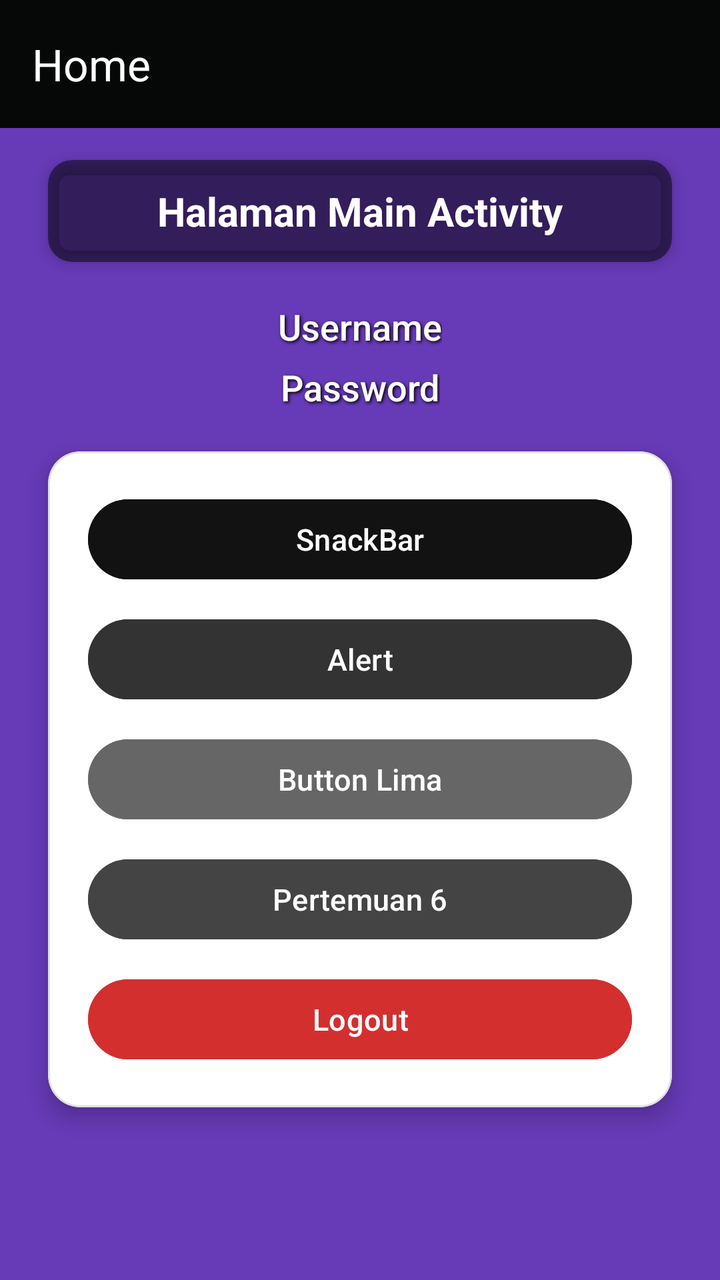
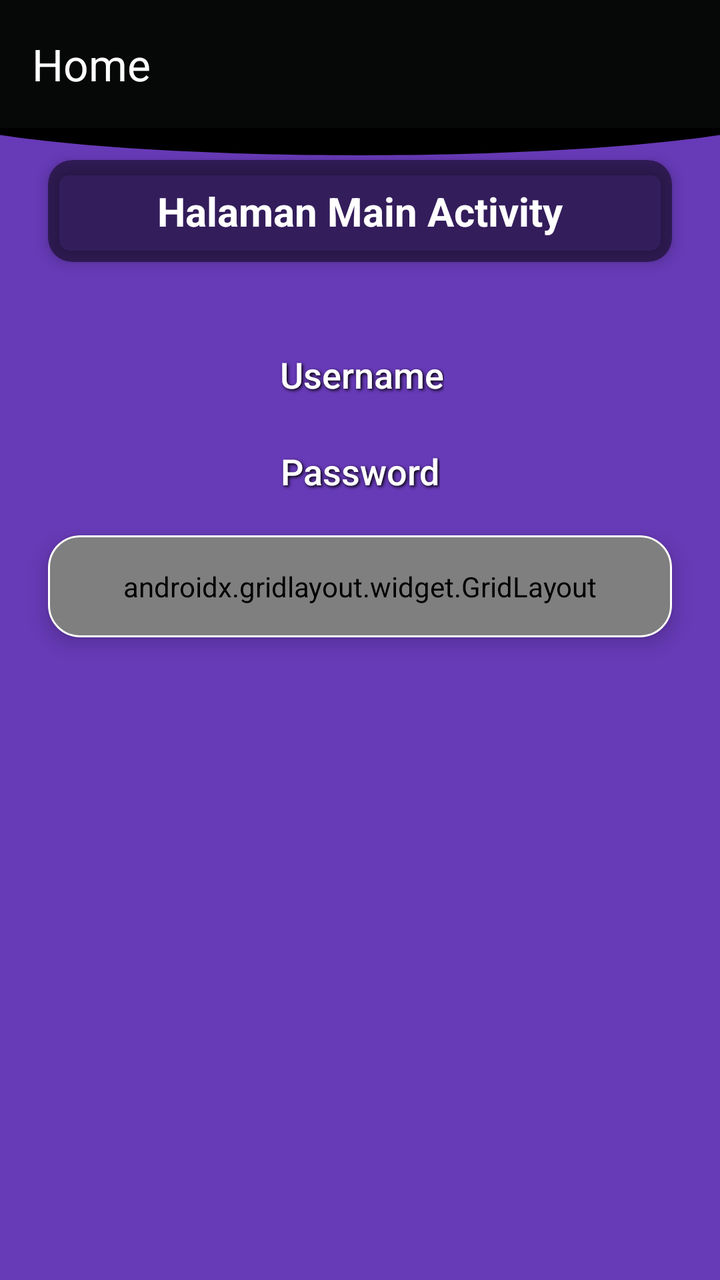

Screens rendered from an Android XML layout before and after an edit, with the pre-edit source and the edit as a unified diff.
<!-- AndroidManifest.xml: application theme Theme.Rafli_3TIA -->
<!-- res/layout/fragment_home2.xml -->
<?xml version="1.0" encoding="utf-8"?>
<androidx.constraintlayout.widget.ConstraintLayout xmlns:android="http://schemas.android.com/apk/res/android"
    xmlns:app="http://schemas.android.com/apk/res-auto"
    xmlns:tools="http://schemas.android.com/tools"
    android:layout_width="match_parent"
    android:layout_height="match_parent"
    android:background="#673AB7"
    tools:context=".Home.HomeFragment">

    
    <androidx.appcompat.widget.Toolbar
        android:id="@+id/toolbar"
        android:layout_width="match_parent"
        android:layout_height="?attr/actionBarSize"
        android:background="#060707"
        app:layout_constraintEnd_toEndOf="parent"
        app:layout_constraintStart_toStartOf="parent"
        app:layout_constraintTop_toTopOf="parent"
        app:title="Home"
        app:titleTextColor="@android:color/white" />

    
    <androidx.cardview.widget.CardView
        android:id="@+id/cardTitleContainer"
        android:layout_width="0dp"
        android:layout_height="wrap_content"
        android:layout_marginHorizontal="24dp"
        android:layout_marginTop="16dp"
        app:cardBackgroundColor="#80000000"
        app:cardCornerRadius="12dp"
        app:cardElevation="4dp"
        app:layout_constraintEnd_toEndOf="parent"
        app:layout_constraintStart_toStartOf="parent"
        app:layout_constraintTop_toBottomOf="@+id/toolbar"
        app:strokeColor="#FFFFFF"
        app:strokeWidth="1dp">

        <TextView
            android:id="@+id/txtUsername2"
            android:layout_width="match_parent"
            android:layout_height="wrap_content"
            android:paddingHorizontal="16dp"
            android:paddingVertical="12dp"
            android:text="Halaman Main Activity"
            android:textAlignment="center"
            android:textColor="@android:color/white"
            android:textSize="20sp"
            android:textStyle="bold" />

    </androidx.cardview.widget.CardView>

    
    <TextView
        android:id="@+id/txtUsername"
        android:layout_width="wrap_content"
        android:layout_height="wrap_content"
        android:layout_marginTop="20dp"
        android:fontFamily="sans-serif-medium"
        android:shadowColor="#000000"
        android:shadowDx="2"
        android:shadowDy="2"
        android:shadowRadius="4"
        android:text="Username"
        android:textColor="@android:color/white"
        android:textSize="18sp"
        app:layout_constraintEnd_toEndOf="parent"
        app:layout_constraintStart_toStartOf="parent"
        app:layout_constraintTop_toBottomOf="@+id/cardTitleContainer" />

    
    <TextView
        android:id="@+id/txtPassword"
        android:layout_width="wrap_content"
        android:layout_height="wrap_content"
        android:layout_marginTop="6dp"
        android:fontFamily="sans-serif-medium"
        android:shadowColor="#000000"
        android:shadowDx="2"
        android:shadowDy="2"
        android:shadowRadius="4"
        android:text="Password"
        android:textColor="@android:color/white"
        android:textSize="18sp"
        app:layout_constraintEnd_toEndOf="parent"
        app:layout_constraintStart_toStartOf="parent"
        app:layout_constraintTop_toBottomOf="@+id/txtUsername" />

    
    <com.google.android.material.card.MaterialCardView
        android:id="@+id/cardAction"
        android:layout_width="0dp"
        android:layout_height="wrap_content"
        android:layout_marginHorizontal="24dp"
        android:layout_marginTop="20dp"
        app:cardBackgroundColor="@android:color/white"
        app:cardCornerRadius="16dp"
        app:cardElevation="6dp"
        app:layout_constraintEnd_toEndOf="parent"
        app:layout_constraintStart_toStartOf="parent"
        app:layout_constraintTop_toBottomOf="@+id/txtPassword"
        app:strokeColor="#E0E0E0"
        app:strokeWidth="1dp">

        
        <androidx.constraintlayout.widget.ConstraintLayout
            android:layout_width="match_parent"
            android:layout_height="wrap_content"
            android:padding="20dp">

            
            <Button
                android:id="@+id/btnSnackBar"
                android:layout_width="0dp"
                android:layout_height="48dp"
                android:backgroundTint="#121212"
                android:text="SnackBar"
                android:textColor="@android:color/white"
                android:textSize="15sp"
                app:layout_constraintEnd_toEndOf="parent"
                app:layout_constraintStart_toStartOf="parent"
                app:layout_constraintTop_toTopOf="parent" />

            
            <Button
                android:id="@+id/btnAlert"
                android:layout_width="0dp"
                android:layout_height="48dp"
                android:layout_marginTop="12dp"
                android:backgroundTint="#333333"
                android:text="Alert"
                android:textColor="@android:color/white"
                android:textSize="15sp"
                app:layout_constraintEnd_toEndOf="parent"
                app:layout_constraintStart_toStartOf="parent"
                app:layout_constraintTop_toBottomOf="@+id/btnSnackBar" />

            
            <Button
                android:id="@+id/btnToLima"
                android:layout_width="0dp"
                android:layout_height="48dp"
                android:layout_marginTop="12dp"
                android:backgroundTint="#666666"
                android:text="Button Lima"
                android:textColor="@android:color/white"
                android:textSize="15sp"
                app:layout_constraintEnd_toEndOf="parent"
                app:layout_constraintStart_toStartOf="parent"
                app:layout_constraintTop_toBottomOf="@+id/btnAlert" />

            
            <Button
                android:id="@+id/btnToEnam"
                android:layout_width="0dp"
                android:layout_height="48dp"
                android:layout_marginTop="12dp"
                android:backgroundTint="#444444"
                android:text="Pertemuan 6"
                android:textColor="@android:color/white"
                android:textSize="15sp"
                app:layout_constraintEnd_toEndOf="parent"
                app:layout_constraintStart_toStartOf="parent"
                app:layout_constraintTop_toBottomOf="@+id/btnToLima" />

            
            <Button
                android:id="@+id/btnLogout"
                android:layout_width="0dp"
                android:layout_height="48dp"
                android:layout_marginTop="12dp"
                android:backgroundTint="#D32F2F"
                android:text="Logout"
                android:textColor="@android:color/white"
                android:textSize="15sp"
                app:layout_constraintBottom_toBottomOf="parent"
                app:layout_constraintEnd_toEndOf="parent"
                app:layout_constraintStart_toStartOf="parent"
                app:layout_constraintTop_toBottomOf="@+id/btnToEnam" />

        </androidx.constraintlayout.widget.ConstraintLayout>

    </com.google.android.material.card.MaterialCardView>

</androidx.constraintlayout.widget.ConstraintLayout>
<!-- resources referenced by this layout -->
<resources>
  <style name="Theme.Rafli_3TIA" parent="Base.Theme.Rafli_3TIA" />
  <style name="Base.Theme.Rafli_3TIA" parent="Theme.Material3.DayNight.NoActionBar">
          
          
      </style>
</resources>

<!-- the commit's change to res/layout/fragment_home2.xml (unified diff, before → after) -->
@@ -8,6 +8,17 @@
     tools:context=".Home.HomeFragment">
 
     
+    <View
+        android:id="@+id/background_header"
+        android:layout_width="0dp"
+        android:layout_height="90dp"
+        android:background="@drawable/bg_header_wave"
+        android:backgroundTint="@color/black"
+        app:layout_constraintEnd_toEndOf="parent"
+        app:layout_constraintHorizontal_bias="0.0"
+        app:layout_constraintStart_toStartOf="parent"
+        app:layout_constraintTop_toTopOf="parent" />
+
     <androidx.appcompat.widget.Toolbar
         android:id="@+id/toolbar"
         android:layout_width="match_parent"
@@ -38,7 +49,7 @@
         <TextView
             android:id="@+id/txtUsername2"
             android:layout_width="match_parent"
-            android:layout_height="wrap_content"
+            android:layout_height="match_parent"
             android:paddingHorizontal="16dp"
             android:paddingVertical="12dp"
             android:text="Halaman Main Activity"
@@ -49,12 +60,11 @@
 
     </androidx.cardview.widget.CardView>
 
-    
     <TextView
         android:id="@+id/txtUsername"
         android:layout_width="wrap_content"
         android:layout_height="wrap_content"
-        android:layout_marginTop="20dp"
+        android:layout_marginTop="44dp"
         android:fontFamily="sans-serif-medium"
         android:shadowColor="#000000"
         android:shadowDx="2"
@@ -64,15 +74,15 @@
         android:textColor="@android:color/white"
         android:textSize="18sp"
         app:layout_constraintEnd_toEndOf="parent"
+        app:layout_constraintHorizontal_bias="0.504"
         app:layout_constraintStart_toStartOf="parent"
         app:layout_constraintTop_toBottomOf="@+id/cardTitleContainer" />
 
-    
     <TextView
         android:id="@+id/txtPassword"
         android:layout_width="wrap_content"
         android:layout_height="wrap_content"
-        android:layout_marginTop="6dp"
+        android:layout_marginTop="24dp"
         android:fontFamily="sans-serif-medium"
         android:shadowColor="#000000"
         android:shadowDx="2"
@@ -87,97 +97,99 @@
 
     
     <com.google.android.material.card.MaterialCardView
-        android:id="@+id/cardAction"
+        android:id="@+id/MaterialCardView"
         android:layout_width="0dp"
         android:layout_height="wrap_content"
         android:layout_marginHorizontal="24dp"
         android:layout_marginTop="20dp"
-        app:cardBackgroundColor="@android:color/white"
+        app:cardBackgroundColor="#FFCBAF"
         app:cardCornerRadius="16dp"
         app:cardElevation="6dp"
         app:layout_constraintEnd_toEndOf="parent"
         app:layout_constraintStart_toStartOf="parent"
         app:layout_constraintTop_toBottomOf="@+id/txtPassword"
-        app:strokeColor="#E0E0E0"
+        app:strokeColor="#FFFFFF"
         app:strokeWidth="1dp">
 
         
-        <androidx.constraintlayout.widget.ConstraintLayout
+        <androidx.gridlayout.widget.GridLayout
+            android:id="@+id/gridMenu"
             android:layout_width="match_parent"
             android:layout_height="wrap_content"
-            android:padding="20dp">
+            android:padding="16dp"
+            app:columnCount="2"
+            app:useDefaultMargins="true">
 
             
             <Button
                 android:id="@+id/btnSnackBar"
                 android:layout_width="0dp"
                 android:layout_height="48dp"
+                app:layout_columnWeight="1"
+                app:layout_gravity="fill_horizontal"
                 android:backgroundTint="#121212"
                 android:text="SnackBar"
                 android:textColor="@android:color/white"
-                android:textSize="15sp"
-                app:layout_constraintEnd_toEndOf="parent"
-                app:layout_constraintStart_toStartOf="parent"
-                app:layout_constraintTop_toTopOf="parent" />
+                android:textSize="15sp" />
 
             
             <Button
                 android:id="@+id/btnAlert"
                 android:layout_width="0dp"
                 android:layout_height="48dp"
-                android:layout_marginTop="12dp"
+                app:layout_columnWeight="1"
+                app:layout_gravity="fill_horizontal"
                 android:backgroundTint="#333333"
                 android:text="Alert"
                 android:textColor="@android:color/white"
-                android:textSize="15sp"
-                app:layout_constraintEnd_toEndOf="parent"
-                app:layout_constraintStart_toStartOf="parent"
-                app:layout_constraintTop_toBottomOf="@+id/btnSnackBar" />
+                android:textSize="15sp" />
 
             
             <Button
                 android:id="@+id/btnToLima"
                 android:layout_width="0dp"
                 android:layout_height="48dp"
-                android:layout_marginTop="12dp"
+                app:layout_columnWeight="1"
+                app:layout_gravity="fill_horizontal"
                 android:backgroundTint="#666666"
                 android:text="Button Lima"
                 android:textColor="@android:color/white"
-                android:textSize="15sp"
-                app:layout_constraintEnd_toEndOf="parent"
-                app:layout_constraintStart_toStartOf="parent"
-                app:layout_constraintTop_toBottomOf="@+id/btnAlert" />
+                android:textSize="15sp" />
 
             
             <Button
                 android:id="@+id/btnToEnam"
                 android:layout_width="0dp"
                 android:layout_height="48dp"
-                android:layout_marginTop="12dp"
+                app:layout_columnWeight="1"
+                app:layout_gravity="fill_horizontal"
                 android:backgroundTint="#444444"
                 android:text="Pertemuan 6"
                 android:textColor="@android:color/white"
-                android:textSize="15sp"
-                app:layout_constraintEnd_toEndOf="parent"
-                app:layout_constraintStart_toStartOf="parent"
-                app:layout_constraintTop_toBottomOf="@+id/btnToLima" />
+                android:textSize="15sp" />
 
             
             <Button
                 android:id="@+id/btnLogout"
                 android:layout_width="0dp"
                 android:layout_height="48dp"
-                android:layout_marginTop="12dp"
+                app:layout_columnWeight="1"
+                app:layout_gravity="fill_horizontal"
                 android:backgroundTint="#D32F2F"
                 android:text="Logout"
                 android:textColor="@android:color/white"
-                android:textSize="15sp"
-                app:layout_constraintBottom_toBottomOf="parent"
-                app:layout_constraintEnd_toEndOf="parent"
-                app:layout_constraintStart_toStartOf="parent"
-                app:layout_constraintTop_toBottomOf="@+id/btnToEnam" />
+                android:textSize="15sp" />
 
-        </androidx.constraintlayout.widget.ConstraintLayout>
+            
+            <Button
+                android:id="@+id/btnToSembilan"
+                android:layout_width="0dp"
+                android:layout_height="48dp"
+                app:layout_columnWeight="1"
+                app:layout_gravity="fill_horizontal"
+                android:text="Pertemuan_9" />
+
+        </androidx.gridlayout.widget.GridLayout>
 
     </com.google.android.material.card.MaterialCardView>
 
<!-- resource entries referenced after the edit -->
@@ -1,5 +1,20 @@
 <!-- resources referenced by this layout -->
 <resources>
+  <color name="black">#FF000000</color>
+  <!-- drawable bg_header_wave (drawable) -->
+  <?xml version="1.0" encoding="utf-8"?>
+  <vector xmlns:android="http://schemas.android.com/apk/res/android"
+      android:width="100dp"
+      android:height="100dp"
+      android:viewportWidth="100"
+      android:viewportHeight="100">
+  
+  
+  
+      <path
+          android:fillColor="?attr/colorPrimary"
+          android:pathData="M0,0 L100,0 L100,75 C75,90 25,90 0,75 Z" />
+  </vector>
   <style name="Theme.Rafli_3TIA" parent="Base.Theme.Rafli_3TIA" />
   <style name="Base.Theme.Rafli_3TIA" parent="Theme.Material3.DayNight.NoActionBar">
           
